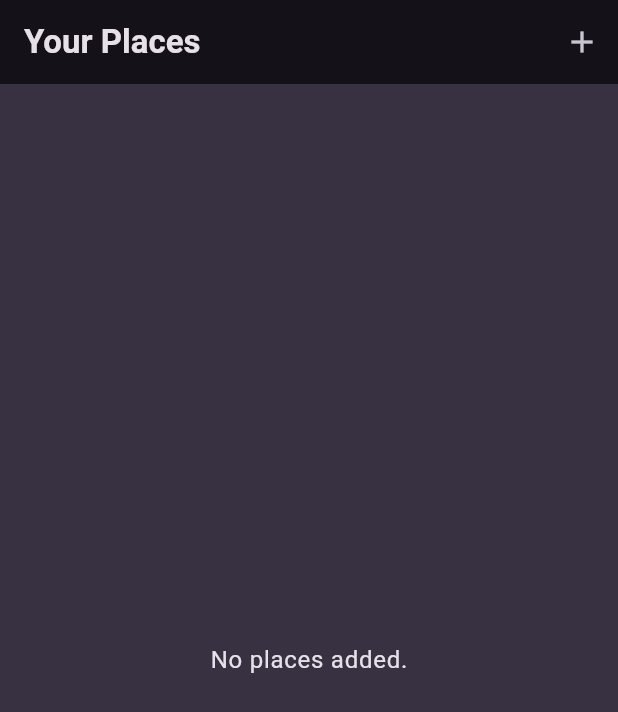
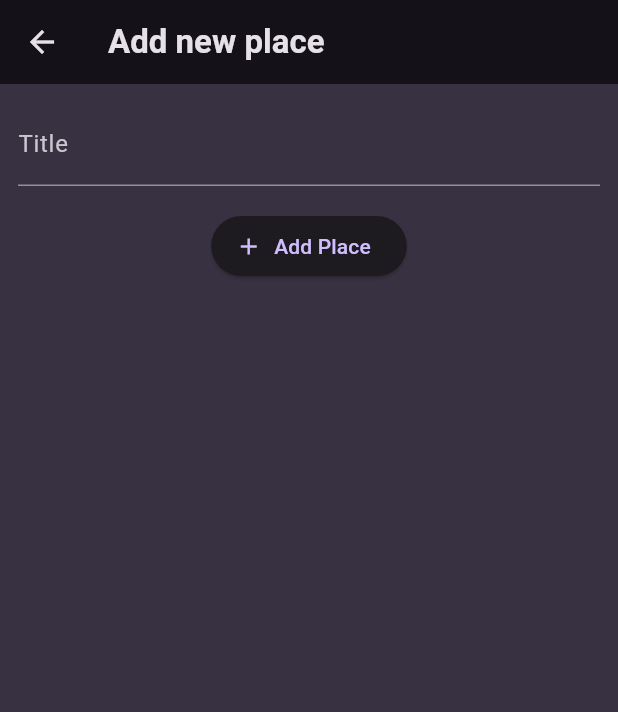
Before and after one commit to adala-wanyande/flutter-favorite-places, a Flutter app: the screen it shows after launch, after a tap on the "add" icon, on a phone screen of 412 x 824 dp. Shown: the top 712 px of the screen. Run offline on Flutter 3.47's test engine with Material 3 defaults, Android fonts, the phone set to English and light mode, and no system bars; our stand-ins replace google_fonts.

Commit message:
feat: implement add place screen

```diff
--- a/lib/screens/add_place.dart
+++ b/lib/screens/add_place.dart
@@ -0,0 +1,51 @@
+import 'package:flutter/material.dart';
+
+class AddPlacesScreen extends StatefulWidget {
+  const AddPlacesScreen({super.key});
+
+  @override
+  State<StatefulWidget> createState() {
+    return _AddPlacesScreenState();
+  }
+}
+
+class _AddPlacesScreenState extends State<AddPlacesScreen> {
+  final _titleController = TextEditingController();
+
+  @override
+  void dispose() {
+    _titleController.dispose();
+    super.dispose();
+  }
+
+  @override
+  Widget build(BuildContext context) {
+    return Scaffold(
+      appBar: AppBar(
+        title: const Text('Add new place'),
+      ),
+      body: SingleChildScrollView(
+        padding: const EdgeInsets.all(12),
+        child: Column(
+          children: [
+            TextField(
+              decoration: const InputDecoration(labelText: 'Title'),
+              controller: _titleController,
+              style: TextStyle(
+                color: Theme.of(context).colorScheme.onBackground,
+              ),
+            ),
+            const SizedBox(
+              height: 16,
+            ),
+            ElevatedButton.icon(
+              onPressed: () {},
+              icon: const Icon(Icons.add),
+              label: const Text('Add Place'),
+            )
+          ],
+        ),
+      ),
+    );
+  }
+}
--- a/lib/screens/places.dart
+++ b/lib/screens/places.dart
@@ -1,3 +1,4 @@
+import 'package:favorite_places/screens/add_place.dart';
 import 'package:favorite_places/widgets/places_list.dart';
 import 'package:flutter/material.dart';
 
@@ -11,12 +12,18 @@ class PlacesScreen extends StatelessWidget {
           title: const Text('Your Places'),
           actions: [
             IconButton(
-              onPressed: () {},
+              onPressed: () {
+                Navigator.of(context).push(
+                  MaterialPageRoute(
+                    builder: (ctx) => const AddPlacesScreen(),
+                  ),
+                );
+              },
               icon: const Icon(Icons.add),
             )
           ],
         ),
-        body: PlacesList(
+        body: const PlacesList(
           places: [],
         ));
   }
```
